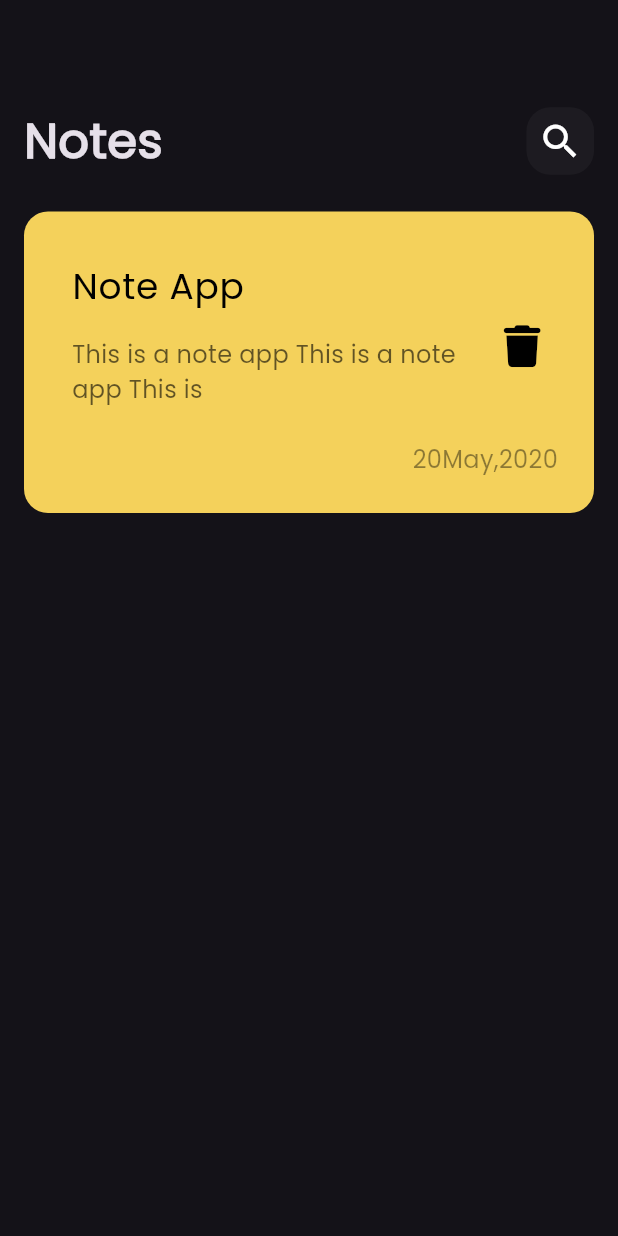
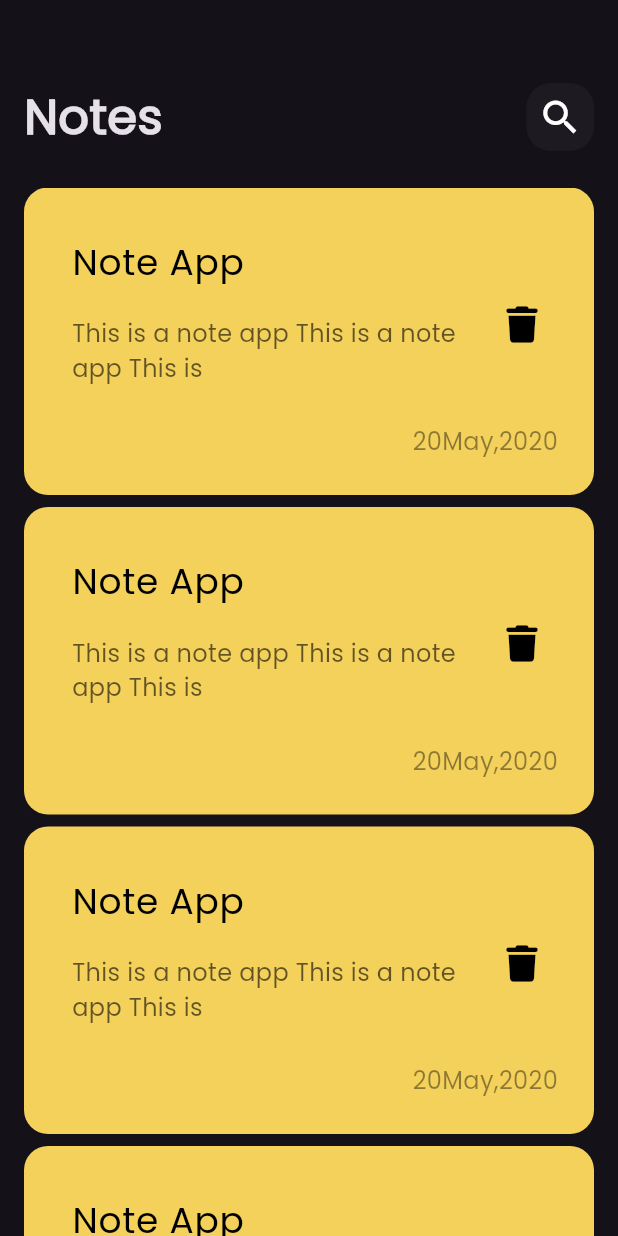
Before and after one commit to Toka-Fayez/note_app, a Flutter app: the screen it shows after launch, on a phone screen of 412 x 824 dp. Run offline on Flutter 3.47's test engine with Material 3 defaults, Android fonts, the phone set to English and light mode, and no system bars; our stand-ins replace font_awesome_flutter.

Commit message:
create_listView_note

```diff
--- a/lib/main.dart
+++ b/lib/main.dart
@@ -1,5 +1,5 @@
 import 'package:flutter/material.dart';
-import 'package:noteapp/views/note_app_view.dart';
+import 'package:noteapp/views/note_view.dart';
 
 //import 'package:font_awesome_flutter/font_awesome_flutter.dart';
 void main() {
--- a/lib/views/note_app_view.dart
+++ /dev/null
@@ -1,25 +0,0 @@
-import 'package:flutter/material.dart';
-import 'package:noteapp/widgets/custom_appBar.dart';
-import 'package:noteapp/widgets/note_item.dart';
-
-class NoteAppView extends StatelessWidget {
-  const NoteAppView({super.key});
-  static String id = 'NopeAppView';
-  @override
-  Widget build(BuildContext context) {
-    return const Scaffold(
-      body: Padding(
-        padding: EdgeInsets.all(16.0),
-        child: Column(
-          children: [
-            Custom_Appbar(),
-            SizedBox(
-              height: 24,
-            ),
-            Note_Item(),
-          ],
-        ),
-      ),
-    );
-  }
-}
--- /dev/null
+++ b/lib/views/note_view.dart
@@ -0,0 +1,13 @@
+import 'package:flutter/material.dart';
+import 'package:noteapp/widgets/note_view_body.dart';
+
+class NoteAppView extends StatelessWidget {
+  const NoteAppView({super.key});
+  static String id = 'NopeAppView';
+  @override
+  Widget build(BuildContext context) {
+    return const Scaffold(
+      body: Note_View_Body(),
+    );
+  }
+}
--- /dev/null
+++ b/lib/widgets/list_view_note.dart
@@ -0,0 +1,21 @@
+
+import 'package:flutter/material.dart';
+import 'package:noteapp/widgets/note_item.dart';
+
+class ListViewNote extends StatelessWidget {
+  const ListViewNote({
+    super.key,
+  });
+
+  @override
+  Widget build(BuildContext context) {
+    return Expanded(
+      child: ListView.builder(
+        padding: EdgeInsets.zero,
+        itemBuilder: (context, index) {
+          return Note_Item();
+        },
+      ),
+    );
+  }
+}
--- a/lib/widgets/note_item.dart
+++ b/lib/widgets/note_item.dart
@@ -1,4 +1,3 @@
-
 import 'package:flutter/material.dart';
 import 'package:font_awesome_flutter/font_awesome_flutter.dart';
 
@@ -9,7 +8,9 @@ class Note_Item extends StatelessWidget {
 
   @override
   Widget build(BuildContext context) {
-    return Container(
+    return Padding(
+      padding: const EdgeInsets.only(bottom: 8.0),
+      child: Container(
         padding: const EdgeInsets.only(top: 24, left: 16, bottom: 24),
         decoration: BoxDecoration(
           color: const Color.fromARGB(255, 244, 209, 91),
@@ -28,8 +29,8 @@ class Note_Item extends StatelessWidget {
               ),
               subtitle: const Padding(
                 padding: EdgeInsets.only(
-                top: 16.0,
-                bottom: 16,
+                  top: 18.0,
+                  bottom: 18,
                 ),
                 child: Text(
                   'This is a note app This is a note app This is ',
@@ -43,13 +44,15 @@ class Note_Item extends StatelessWidget {
                 icon: const Icon(
                   FontAwesomeIcons.trash,
                   color: Color.fromARGB(255, 0, 0, 0),
-                size: 28,
+                  size: 24,
                 ),
                 onPressed: () {},
               ),
             ),
             const Padding(
-            padding: EdgeInsets.only(right: 24),
+              padding: EdgeInsets.only(
+                right: 24,
+              ),
               child: Text(
                 "20May,2020",
                 style: TextStyle(
@@ -58,7 +61,11 @@ class Note_Item extends StatelessWidget {
                 ),
               ),
             ),
+            /*  SizedBox(
+              height: 24,
+            )*/
           ],
+        ),
       ),
     );
   }
--- /dev/null
+++ b/lib/widgets/note_view_body.dart
@@ -0,0 +1,26 @@
+import 'package:flutter/material.dart';
+import 'package:noteapp/widgets/custom_appBar.dart';
+import 'package:noteapp/widgets/list_view_note.dart';
+
+
+class Note_View_Body extends StatelessWidget {
+  const Note_View_Body({
+    super.key,
+  });
+
+  @override
+  Widget build(BuildContext context) {
+    return Padding(
+      padding: EdgeInsets.symmetric(horizontal: 16.0),
+      child: Column(
+        children: [
+          Custom_Appbar(),
+          SizedBox(
+            height: 24,
+          ),
+          ListViewNote(),
+        ],
+      ),
+    );
+  }
+}
```
Lines whose indentation alone changed are shown as unchanged.
